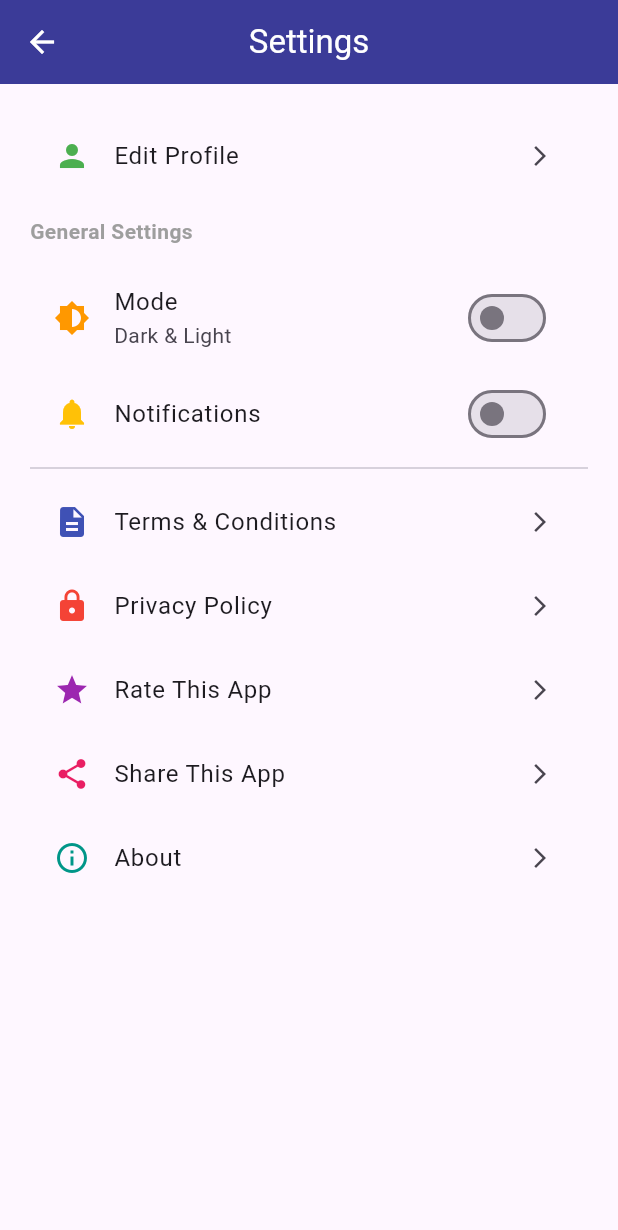
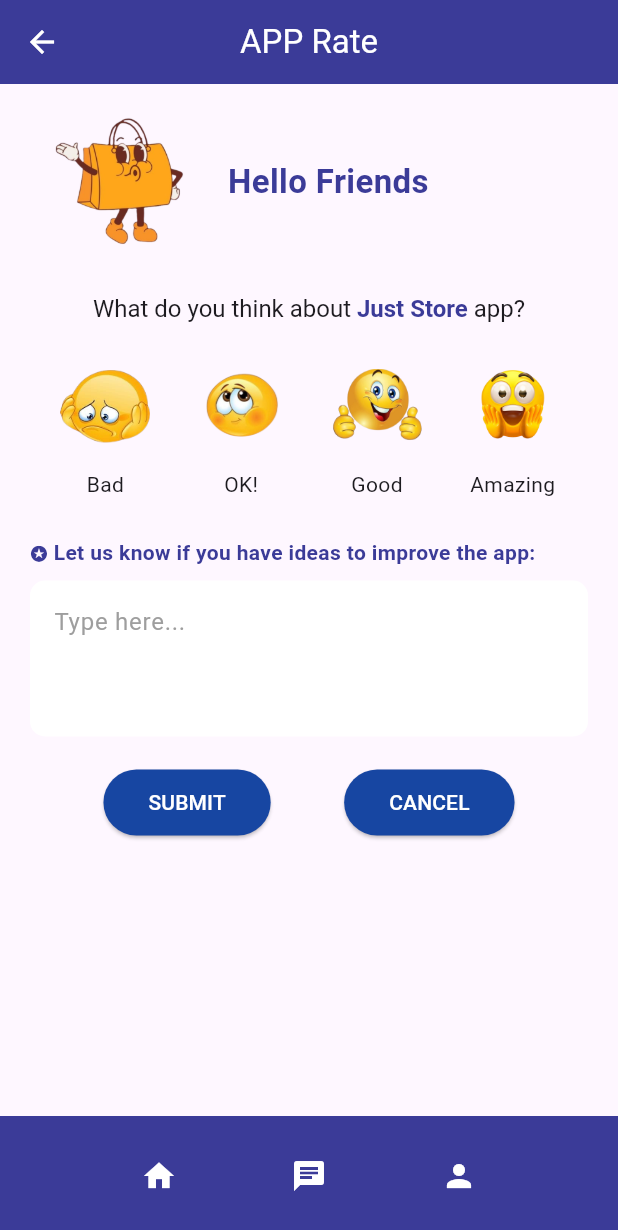
Before and after one commit to JumanaGP2/GradPro2, a Flutter app: the SettingsPage screen opened directly, after a tap on "Rate This App", on a phone screen of 412 x 824 dp. Shown: the top 1230 px of the screen. Run offline on Flutter 3.47's test engine with Material 3 defaults, Android fonts, the light colour scheme and no system bars; our stand-ins replace firebase_auth, firebase_core, flutter_local_notifications, image_picker, shared_preferences; accounts and stored records are empty; Roboto replaces fonts that are missing (AgentOrange).

Commit message:
تحديث جديد 🔥

```diff
--- a/lib/Settings_page.dart
+++ b/lib/Settings_page.dart
@@ -8,6 +8,9 @@
 import 'terms_conditions_page.dart';
 import 'privacy_policy_page.dart';
 import 'about_app_page.dart';
+// ignore: unused_import
+import 'rate_app_page.dart'; // تأكدي أن الملف موجود ومساره صحيح
+
 
 class SettingsPage extends StatefulWidget {
   const SettingsPage({super.key});
@@ -82,7 +85,9 @@
         title: const Text('Settings', style: TextStyle(color: Colors.white)),
         leading: IconButton(
           icon: const Icon(Icons.arrow_back, color: Colors.white),
-          onPressed: () => Navigator.of(context).pop(),
+          onPressed: () {
+            Navigator.pop(context); // يرجع مباشرة للصفحة السابقة
+          },
         ),
       ),
       body: ListView(
@@ -143,11 +148,17 @@
             },
           ),
           ListTile(
-            leading: const Icon(Icons.star, color: Colors.purple),
-            title: const Text('Rate This App'),
-            trailing: const Icon(Icons.arrow_forward_ios, size: 16),
-            onTap: () {},
-          ),
+  leading: const Icon(Icons.star, color: Colors.purple),
+  title: const Text('Rate This App'),
+  trailing: const Icon(Icons.arrow_forward_ios, size: 16),
+  onTap: () {
+    Navigator.push(
+      context,
+      MaterialPageRoute(builder: (_) => const RateAppPage()),
+    );
+  },
+),
+
           ListTile(
             leading: const Icon(Icons.share, color: Colors.pink),
             title: const Text('Share This App'),
--- a/lib/main.dart
+++ b/lib/main.dart
@@ -12,7 +12,14 @@
 Future<void> main() async {
   WidgetsFlutterBinding.ensureInitialized();
   await Firebase.initializeApp();
-
+  try {
+  await Firebase.initializeApp();
+  // ignore: avoid_print
+  print('Firebase initialized successfully');
+} catch (e) {
+  // ignore: avoid_print
+  print('Error initializing Firebase: $e');
+}
   // تهيئة الإشعارات
   const AndroidInitializationSettings androidInit =
       AndroidInitializationSettings('@mipmap/ic_launcher');
--- /dev/null
+++ b/lib/rate_app_page.dart
@@ -0,0 +1,267 @@
+import 'package:flutter/material.dart';
+import 'package:shared_preferences/shared_preferences.dart';
+import 'dart:convert';
+import 'settings_page.dart';
+
+class RateAppPage extends StatefulWidget {
+  const RateAppPage({super.key});
+
+  @override
+  State<RateAppPage> createState() => _RateAppPageState();
+}
+
+class _RateAppPageState extends State<RateAppPage> {
+  String? selectedEmoji;
+  double? rating;
+  final TextEditingController feedbackController = TextEditingController();
+
+  void _selectEmoji(String emojiKey) {
+    setState(() {
+      selectedEmoji = emojiKey;
+      switch (emojiKey) {
+        case 'bad':
+          rating = 0.5;
+          break;
+        case 'ok':
+          rating = 0.7;
+          break;
+        case 'good':
+          rating = 0.9;
+          break;
+        case 'amazing':
+          rating = 1.0;
+          break;
+      }
+    });
+  }
+
+  Future<void> _submitFeedback() async {
+    if (rating != null) {
+      final prefs = await SharedPreferences.getInstance();
+      final newRating = {
+        'rating': rating,
+        'feedback': feedbackController.text,
+        'timestamp': DateTime.now().toIso8601String(),
+      };
+
+      final String? ratingsJson = prefs.getString('app_ratings');
+      List<Map<String, dynamic>> allRatings = [];
+
+      if (ratingsJson != null) {
+        allRatings = List<Map<String, dynamic>>.from(
+          (json.decode(ratingsJson) as List).map((x) => Map<String, dynamic>.from(x)),
+        );
+      }
+
+      allRatings.add(newRating);
+      await prefs.setString('app_ratings', json.encode(allRatings));
+
+      ScaffoldMessenger.of(context).showSnackBar(
+        const SnackBar(content: Text('✅ Feedback submitted successfully!')),
+      );
+
+      setState(() {
+        selectedEmoji = null;
+        rating = null;
+        feedbackController.clear();
+      });
+    }
+  }
+
+  void _cancel() {
+    setState(() {
+      selectedEmoji = null;
+      rating = null;
+      feedbackController.clear();
+    });
+  }
+
+  @override
+  Widget build(BuildContext context) {
+    final isDark = Theme.of(context).brightness == Brightness.dark;
+    final textColor = Theme.of(context).textTheme.bodyLarge?.color;
+
+    return Scaffold(
+      backgroundColor: Theme.of(context).scaffoldBackgroundColor,
+      appBar: AppBar(
+        backgroundColor: const Color(0xFF3B3B98),
+        leading: IconButton(
+          icon: const Icon(Icons.arrow_back, color: Colors.white),
+          onPressed: () {
+            Navigator.pushReplacement(
+              context,
+              MaterialPageRoute(builder: (_) => const SettingsPage()),
+            );
+          },
+        ),
+        title: const Text('APP Rate', style: TextStyle(color: Colors.white)),
+        centerTitle: true,
+      ),
+      body: SafeArea(
+        child: Column(
+          children: [
+            const SizedBox(height: 20),
+            // صورة الحقيبة + Hello Friends
+            Padding(
+              padding: const EdgeInsets.symmetric(horizontal: 20),
+              child: Row(
+                children: [
+                  Image.asset('assets/bag_icon.png', height: 90),
+                  const SizedBox(width: 12),
+                  const Text(
+                    'Hello Friends',
+                    style: TextStyle(
+                      fontSize: 22,
+                      fontWeight: FontWeight.bold,
+                      color: Color(0xFF3B3B98),
+                      fontFamily: 'AgentOrange',
+                    ),
+                  ),
+                ],
+              ),
+            ),
+
+            const SizedBox(height: 30),
+
+            // النص
+            Padding(
+              padding: const EdgeInsets.symmetric(horizontal: 20),
+              child: RichText(
+                text: TextSpan(
+                  text: 'What do you think about ',
+                  style: TextStyle(color: textColor, fontSize: 16),
+                  children: const [
+                    TextSpan(
+                      text: 'Just Store',
+                      style: TextStyle(color: Color(0xFF3B3B98), fontWeight: FontWeight.bold),
+                    ),
+                    TextSpan(text: ' app?'),
+                  ],
+                ),
+                textAlign: TextAlign.center,
+              ),
+            ),
+
+            const SizedBox(height: 20),
+
+            // الإيموجي + أسمائهم
+            Padding(
+              padding: const EdgeInsets.symmetric(horizontal: 25),
+              child: Row(
+                mainAxisAlignment: MainAxisAlignment.spaceAround,
+                children: [
+                  _buildEmojiWithLabel('bad', 'assets/emoji_bad.png', 'Bad'),
+                  _buildEmojiWithLabel('ok', 'assets/emoji_ok.png', 'OK!'),
+                  _buildEmojiWithLabel('good', 'assets/emoji_good.png', 'Good'),
+                  _buildEmojiWithLabel('amazing', 'assets/emoji_amazing.png', 'Amazing'),
+                ],
+              ),
+            ),
+
+            const SizedBox(height: 25),
+
+            // النص والبوكس
+            Padding(
+              padding: const EdgeInsets.symmetric(horizontal: 20),
+              child: Align(
+                alignment: Alignment.centerLeft,
+                child: Text(
+                  '✪ Let us know if you have ideas to improve the app:',
+                  style: TextStyle(
+                    fontWeight: FontWeight.bold,
+                    color: const Color(0xFF3B3B98),
+                    fontSize: 14,
+                  ),
+                ),
+              ),
+            ),
+            const SizedBox(height: 8),
+            Padding(
+              padding: const EdgeInsets.symmetric(horizontal: 20),
+              child: TextField(
+                controller: feedbackController,
+                maxLines: 3,
+                style: TextStyle(color: textColor),
+                decoration: InputDecoration(
+                  filled: true,
+                  fillColor: isDark ? Colors.grey[900] : Colors.white,
+                  hintText: 'Type here...',
+                  hintStyle: TextStyle(color: Colors.grey[500]),
+                  border: OutlineInputBorder(
+                    borderRadius: BorderRadius.circular(10),
+                    borderSide: BorderSide.none,
+                  ),
+                ),
+              ),
+            ),
+
+            const SizedBox(height: 20),
+
+            // الأزرار
+            Padding(
+              padding: const EdgeInsets.symmetric(horizontal: 20),
+              child: Row(
+                mainAxisAlignment: MainAxisAlignment.spaceEvenly,
+                children: [
+                  ElevatedButton(
+                    onPressed: _submitFeedback,
+                    style: ElevatedButton.styleFrom(
+                      backgroundColor: const Color(0xFF1746A2),
+                      padding: const EdgeInsets.symmetric(horizontal: 30, vertical: 12),
+                    ),
+                    child: const Text('SUBMIT', style: TextStyle(color: Colors.white)),
+                  ),
+                  ElevatedButton(
+                    onPressed: _cancel,
+                    style: ElevatedButton.styleFrom(
+                      backgroundColor: const Color(0xFF1746A2),
+                      padding: const EdgeInsets.symmetric(horizontal: 30, vertical: 12),
+                    ),
+                    child: const Text('CANCEL', style: TextStyle(color: Colors.white)),
+                  ),
+                ],
+              ),
+            ),
+          ],
+        ),
+      ),
+      bottomNavigationBar: BottomAppBar(
+        color: const Color(0xFF3B3B98),
+        child: Padding(
+          padding: const EdgeInsets.symmetric(horizontal: 40, vertical: 10),
+          child: Row(
+            mainAxisAlignment: MainAxisAlignment.spaceAround,
+            children: const [
+              Icon(Icons.home, color: Colors.white),
+              Icon(Icons.chat, color: Colors.white),
+              Icon(Icons.person, color: Colors.white),
+            ],
+          ),
+        ),
+      ),
+    );
+  }
+
+  Widget _buildEmojiWithLabel(String key, String assetPath, String label) {
+    final isSelected = selectedEmoji == key;
+    return Column(
+      children: [
+        GestureDetector(
+          onTap: () => _selectEmoji(key),
+          child: Container(
+            padding: const EdgeInsets.all(6),
+            decoration: BoxDecoration(
+              shape: BoxShape.circle,
+              border: isSelected
+                  ? Border.all(color: const Color(0xFF3B3B98), width: 3)
+                  : null,
+            ),
+            child: Image.asset(assetPath, height: 60, width: 60),
+          ),
+        ),
+        const SizedBox(height: 6),
+        Text(label),
+      ],
+    );
+  }
+}
```
Also changed, not shown: pubspec.yaml (+7 -0 lines), assets/bag_icon.png (added), assets/emoji_amazing.png (added), assets/emoji_bad.png (added), assets/emoji_good.png (added), assets/emoji_ok.png (added).
